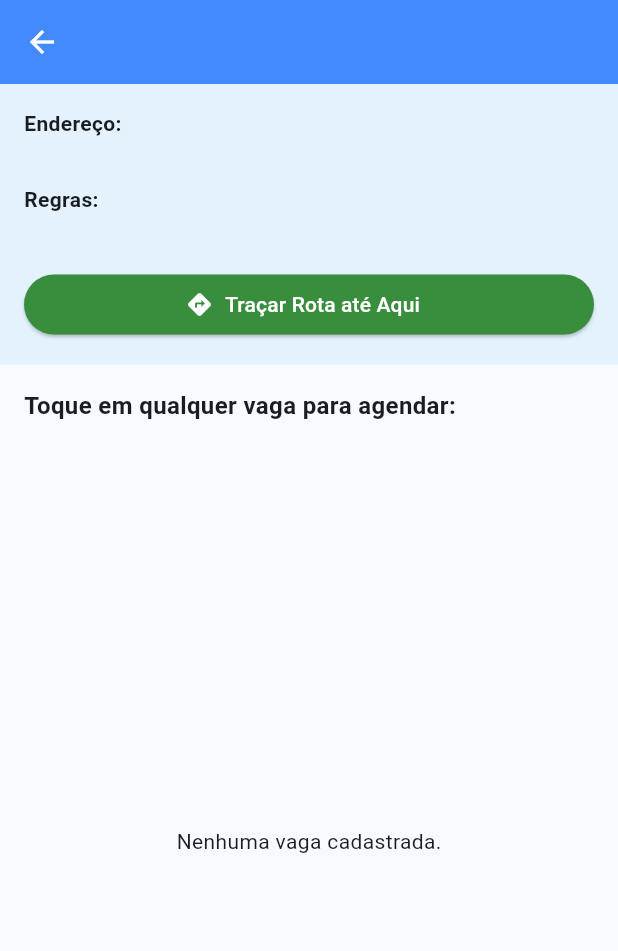
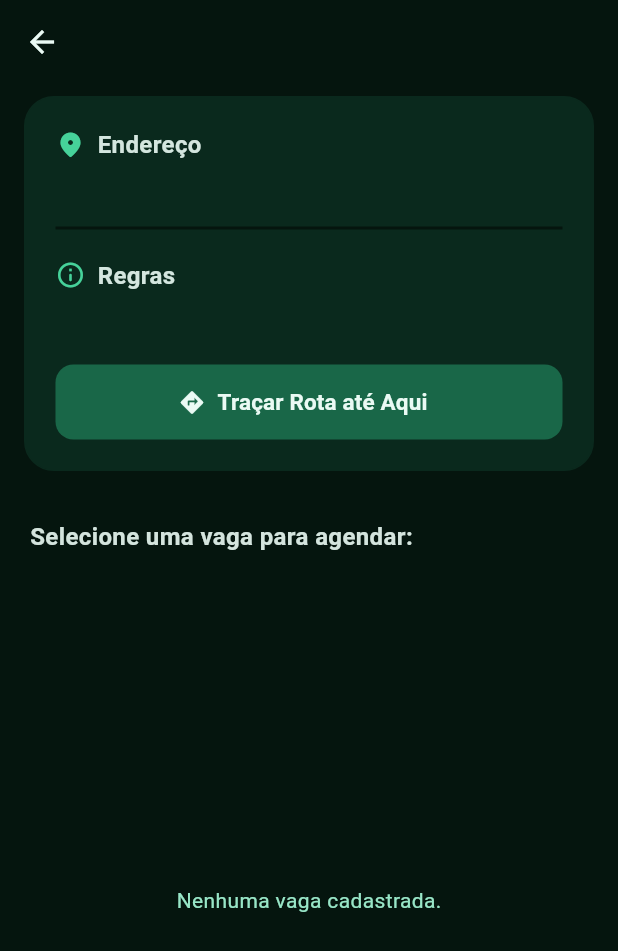
Before and after one commit to vicentegabriells/gestao_estacionamentos, a Flutter app: the ParkingDetailsScreen screen opened directly with empty values, on a phone screen of 412 x 824 dp. Shown: the top 951 px of the screen. Run offline on Flutter 3.47's test engine with Material 3 defaults, Android fonts, the phone set to English and light mode, and no system bars; our stand-ins replace cloud_firestore, firebase_auth, firebase_core, google_maps_flutter; accounts and stored records are empty.

Commit message:
atualizacao da tela dos estacionamentos

```diff
--- a/lib/parking_details_screen.dart
+++ b/lib/parking_details_screen.dart
@@ -2,6 +2,7 @@ import 'package:flutter/material.dart';
 import 'package:cloud_firestore/cloud_firestore.dart';
 import 'package:firebase_auth/firebase_auth.dart';
 import 'package:url_launcher/url_launcher.dart';
+import 'package:gestao_estacionamentos/constants/app_colors.dart';
 
 class ParkingDetailsScreen extends StatelessWidget {
   final String estacionamentoId;
@@ -76,7 +77,7 @@ class ParkingDetailsScreen extends StatelessWidget {
     );
 
     if (fimDesejado.isBefore(inicioDesejado)) {
-      ScaffoldMessenger.of(context).showSnackBar(const SnackBar(content: Text("A saída deve ser depois da entrada!"), backgroundColor: Colors.red));
+      ScaffoldMessenger.of(context).showSnackBar(const SnackBar(content: Text("A saída deve ser depois da entrada!"), backgroundColor: Colors.redAccent));
       return;
     }
 
@@ -110,17 +111,33 @@ class ParkingDetailsScreen extends StatelessWidget {
         return;
       }
 
-      String dataTexto = "${dataSelecionada.day}/${dataSelecionada.month}";
+      String dataTexto = "${dataSelecionada.day.toString().padLeft(2, '0')}/${dataSelecionada.month.toString().padLeft(2, '0')}";
       String horaTexto = "${horaEntrada.format(context)} - ${horaSaida.format(context)}";
 
       bool? confirmar = await showDialog<bool>(
         context: context,
         builder: (context) => AlertDialog(
-          title: Text("Reservar $nomeVaga?"),
-          content: Text("Agendamento para:\n📅 Dia: $dataTexto\n⏰ Horário: $horaTexto"),
+          backgroundColor: AppColors.surface,
+          shape: RoundedRectangleBorder(borderRadius: BorderRadius.circular(16)),
+          title: Text("Reservar $nomeVaga?", style: const TextStyle(color: AppColors.textLight, fontWeight: FontWeight.bold)),
+          content: Text(
+            "Agendamento para:\n📅 Dia: $dataTexto\n⏰ Horário: $horaTexto",
+            style: TextStyle(color: AppColors.textMuted, fontSize: 16, height: 1.5),
+          ),
           actions: [
-            TextButton(onPressed: () => Navigator.pop(context, false), child: const Text("Cancelar ❌")),
-            ElevatedButton(onPressed: () => Navigator.pop(context, true), child: const Text("Confirmar ✅")),
+            TextButton(
+              onPressed: () => Navigator.pop(context, false),
+              child: const Text("Cancelar", style: TextStyle(color: Colors.redAccent))
+            ),
+            ElevatedButton(
+              style: ElevatedButton.styleFrom(
+                backgroundColor: AppColors.primary,
+                foregroundColor: AppColors.background,
+                shape: RoundedRectangleBorder(borderRadius: BorderRadius.circular(8)),
+              ),
+              onPressed: () => Navigator.pop(context, true),
+              child: const Text("Confirmar ✅", style: TextStyle(fontWeight: FontWeight.bold)),
+            ),
           ],
         ),
       );
@@ -147,7 +164,6 @@ class ParkingDetailsScreen extends StatelessWidget {
       }
 
       await FirebaseFirestore.instance.collection('reservas').add({
-
         'usuarioId': userId,
         'estacionamentoId': estacionamentoId,
         'vagaId': vagaId,
@@ -155,23 +171,20 @@ class ParkingDetailsScreen extends StatelessWidget {
         'nomeVaga': nomeVaga,
         'dataHoraInicio': FieldValue.serverTimestamp(),
         'status': 'ativa',
-
         'timestampInicio': Timestamp.fromDate(inicioDesejado),
         'timestampFim': Timestamp.fromDate(fimDesejado),
-
-        'agendamentoData': "${dataSelecionada.day}/${dataSelecionada.month}/${dataSelecionada.year}",
-        'agendamentoEntrada': "${horaEntrada.hour}:${horaEntrada.minute.toString().padLeft(2, '0')}",
-        'agendamentoSaida': "${horaSaida.hour}:${horaSaida.minute.toString().padLeft(2, '0')}",
-
+        'agendamentoData': "${dataSelecionada.day.toString().padLeft(2, '0')}/${dataSelecionada.month.toString().padLeft(2, '0')}/${dataSelecionada.year}",
+        'agendamentoEntrada': "${horaEntrada.hour.toString().padLeft(2, '0')}:${horaEntrada.minute.toString().padLeft(2, '0')}",
+        'agendamentoSaida': "${horaSaida.hour.toString().padLeft(2, '0')}:${horaSaida.minute.toString().padLeft(2, '0')}",
       });
 
       if (context.mounted) {
-        ScaffoldMessenger.of(context).showSnackBar(const SnackBar(content: Text("Agendamento realizado!"), backgroundColor: Colors.green));
+        ScaffoldMessenger.of(context).showSnackBar(SnackBar(content: const Text("Agendamento realizado!", style: TextStyle(color: AppColors.background, fontWeight: FontWeight.bold)), backgroundColor: AppColors.primary));
       }
 
     } catch (e) {
       if (context.mounted) {
-        ScaffoldMessenger.of(context).showSnackBar(SnackBar(content: Text("Erro: $e"), backgroundColor: Colors.red));
+        ScaffoldMessenger.of(context).showSnackBar(SnackBar(content: Text("Erro: $e"), backgroundColor: Colors.redAccent));
       }
     }
   }
@@ -179,40 +192,74 @@ class ParkingDetailsScreen extends StatelessWidget {
   @override
   Widget build(BuildContext context) {
     return Scaffold(
+      backgroundColor: AppColors.background,
       appBar: AppBar(
-        title: Text(dadosEstacionamento['nome'] ?? 'Detalhes'),
-        backgroundColor: Colors.blueAccent,
-        foregroundColor: Colors.white,
+        title: Text(dadosEstacionamento['nome'] ?? 'Detalhes', style: const TextStyle(fontWeight: FontWeight.bold)),
+        backgroundColor: AppColors.background,
+        foregroundColor: AppColors.textLight,
+        elevation: 0,
+        centerTitle: true,
       ),
       body: Column(
         crossAxisAlignment: CrossAxisAlignment.start,
         children: [
-
           Container(
-            padding: const EdgeInsets.all(16),
-            color: Colors.blue[50],
+            margin: const EdgeInsets.fromLTRB(16, 8, 16, 24),
+            padding: const EdgeInsets.all(20),
+            decoration: BoxDecoration(
+              color: AppColors.surface,
+              borderRadius: BorderRadius.circular(20),
+              border: Border.all(color: AppColors.surface, width: 1),
+            ),
             width: double.infinity,
             child: Column(
               crossAxisAlignment: CrossAxisAlignment.start,
               children: [
-                const Text("Endereço:", style: TextStyle(fontWeight: FontWeight.bold)),
-                Text(dadosEstacionamento['endereco'] ?? 'Sem endereço'),
-                const SizedBox(height: 10),
-                const Text("Regras:", style: TextStyle(fontWeight: FontWeight.bold)),
-                Text(dadosEstacionamento['regras'] ?? 'Sem regras cadastradas'),
+                Row(
+                  children: [
+                    const Icon(Icons.location_on_rounded, color: AppColors.primary, size: 20),
+                    const SizedBox(width: 8),
+                    Text("Endereço", style: TextStyle(fontWeight: FontWeight.bold, color: AppColors.textLight.withOpacity(0.9), fontSize: 16)),
+                  ],
+                ),
+                const SizedBox(height: 4),
+                Padding(
+                  padding: const EdgeInsets.only(left: 28.0),
+                  child: Text(dadosEstacionamento['endereco'] ?? 'Sem endereço', style: TextStyle(color: AppColors.textMuted, fontSize: 14, height: 1.4)),
+                ),
 
-                const SizedBox(height: 15),
+                const Padding(
+                  padding: EdgeInsets.symmetric(vertical: 12.0),
+                  child: Divider(color: AppColors.background, thickness: 2),
+                ),
 
+                Row(
+                  children: [
+                    const Icon(Icons.info_outline_rounded, color: AppColors.primary, size: 20),
+                    const SizedBox(width: 8),
+                    Text("Regras", style: TextStyle(fontWeight: FontWeight.bold, color: AppColors.textLight.withOpacity(0.9), fontSize: 16)),
+                  ],
+                ),
+                const SizedBox(height: 4),
+                Padding(
+                  padding: const EdgeInsets.only(left: 28.0),
+                  child: Text(dadosEstacionamento['regras'] ?? 'Sem regras cadastradas', style: TextStyle(color: AppColors.textMuted, fontSize: 14, height: 1.4)),
+                ),
+
+                const SizedBox(height: 24),
 
                 SizedBox(
                   width: double.infinity,
+                  height: 50,
                   child: ElevatedButton.icon(
                     onPressed: () => _abrirMapa(context),
-                    icon: const Icon(Icons.directions, color: Colors.white),
-                    label: const Text("Traçar Rota até Aqui"),
+                    icon: const Icon(Icons.directions_rounded),
+                    label: const Text("Traçar Rota até Aqui", style: TextStyle(fontSize: 15, fontWeight: FontWeight.bold)),
                     style: ElevatedButton.styleFrom(
-                      backgroundColor: Colors.green[700],
-                      foregroundColor: Colors.white,
+                      backgroundColor: AppColors.primaryDarkest,
+                      foregroundColor: AppColors.textLight,
+                      shape: RoundedRectangleBorder(borderRadius: BorderRadius.circular(12)),
+                      elevation: 0,
                     ),
                   ),
                 ),
@@ -220,14 +267,14 @@ class ParkingDetailsScreen extends StatelessWidget {
             ),
           ),
 
-          const Padding(
-            padding: EdgeInsets.all(16.0),
+          Padding(
+            padding: const EdgeInsets.symmetric(horizontal: 20.0, vertical: 8.0),
             child: Text(
-              "Toque em qualquer vaga para agendar:",
-              style: TextStyle(fontSize: 16, fontWeight: FontWeight.bold),
+              "Selecione uma vaga para agendar:",
+              style: TextStyle(fontSize: 16, fontWeight: FontWeight.bold, color: AppColors.textLight.withOpacity(0.9)),
             ),
           ),
-          Expanded(
+          Expanded( //lista de vagas
             child: StreamBuilder<QuerySnapshot>(
               stream: FirebaseFirestore.instance
                   .collection('estacionamentos')
@@ -235,17 +282,18 @@ class ParkingDetailsScreen extends StatelessWidget {
                   .collection('vagas')
                   .snapshots(),
               builder: (context, snapshot) {
-                if (snapshot.hasError) return const Center(child: Text('Erro ao carregar.'));
+                if (snapshot.hasError) return Center(child: Text('Erro ao carregar.', style: TextStyle(color: Colors.redAccent.withOpacity(0.8))));
                 if (snapshot.connectionState == ConnectionState.waiting) {
-                  return const Center(child: CircularProgressIndicator());
+                  return const Center(child: CircularProgressIndicator(color: AppColors.primary));
                 }
                 if (!snapshot.hasData || snapshot.data!.docs.isEmpty) {
-                  return const Center(child: Text('Nenhuma vaga cadastrada.'));
+                  return Center(child: Text('Nenhuma vaga cadastrada.', style: TextStyle(color: AppColors.textMuted)));
                 }
 
                 var vagas = snapshot.data!.docs;
 
                 return ListView.builder(
+                  padding: const EdgeInsets.only(bottom: 24),
                   itemCount: vagas.length,
                   itemBuilder: (context, index) {
                     var vaga = vagas[index];
@@ -254,38 +302,59 @@ class ParkingDetailsScreen extends StatelessWidget {
                     String nomeVaga = dadosVaga['identificador'] ?? 'Vaga ${index + 1}';
                     String tipo = dadosVaga['tipo'] ?? 'carro';
 
-                    Color corStatus = Colors.grey;
-                    IconData icone = tipo == 'moto' ? Icons.motorcycle : Icons.directions_car;
+                    Color corStatus = AppColors.textMuted;
+                    IconData icone = tipo == 'moto' ? Icons.motorcycle_rounded : Icons.directions_car_rounded;
 
                     if (status == 'livre') {
-                      corStatus = Colors.green;
+                      corStatus = AppColors.primary;
                     } else if (status == 'ocupada') {
-                      corStatus = Colors.red;
+                      corStatus = Colors.redAccent;
                     } else if (status == 'reservada') {
-                      corStatus = Colors.orange;
+                      corStatus = Colors.orangeAccent;
                     }
 
                     String? reservadaPor = dadosVaga['reservadaPor'];
                     String meuId = FirebaseAuth.instance.currentUser?.uid ?? '';
                     bool isMinhaReserva = (status == 'reservada' && reservadaPor == meuId);
 
-                    return Card(
-                      margin: const EdgeInsets.symmetric(horizontal: 16, vertical: 4),
+                    return Container(
+                      margin: const EdgeInsets.symmetric(horizontal: 16, vertical: 6),
+                      decoration: BoxDecoration(
+                        color: AppColors.surface,
+                        borderRadius: BorderRadius.circular(16),
+                        border: Border.all(
+                          color: isMinhaReserva ? AppColors.primary.withOpacity(0.5) : Colors.transparent,
+                          width: 1
+                        )
+                      ),
                       child: ListTile(
-                        leading: Icon(icone, color: corStatus, size: 30),
-                        title: Text(nomeVaga, style: const TextStyle(fontWeight: FontWeight.bold)),
-                        subtitle: Text(isMinhaReserva ? "RESERVADA POR VOCÊ" : "Status: ${status.toUpperCase()}"),
+                        contentPadding: const EdgeInsets.symmetric(horizontal: 20, vertical: 4),
+                        leading: Container(
+                          padding: const EdgeInsets.all(10),
+                          decoration: BoxDecoration(
+                            color: corStatus.withOpacity(0.15),
+                            shape: BoxShape.circle,
+                          ),
+                          child: Icon(icone, color: corStatus, size: 24),
+                        ),
+                        title: Text(nomeVaga, style: const TextStyle(fontWeight: FontWeight.bold, color: AppColors.textLight, fontSize: 16)),
+                        subtitle: Padding(
+                          padding: const EdgeInsets.only(top: 4.0),
+                          child: Text(
+                            isMinhaReserva ? "RESERVADA POR VOCÊ" : "Status: ${status.toUpperCase()}",
+                            style: TextStyle(color: corStatus.withOpacity(0.8), fontSize: 12, fontWeight: FontWeight.w600),
+                          ),
+                        ),
                         trailing: Icon(
-                          status == 'livre' ? Icons.touch_app : Icons.edit_calendar,
-                          color: Colors.blue
+                          status == 'livre' ? Icons.touch_app_rounded : Icons.edit_calendar_rounded,
+                          color: AppColors.textMuted.withOpacity(0.5),
                         ),
                         onTap: () {
                           if (isMinhaReserva) {
                              ScaffoldMessenger.of(context).showSnackBar(
-                               const SnackBar(content: Text("Você já tem essa vaga reservada agora!"))
+                               const SnackBar(content: Text("Você já tem essa vaga reservada agora!"), backgroundColor: AppColors.primaryDark)
                              );
                           } else {
-
                             _confirmarReserva(context, vaga.id, nomeVaga, status);
                           }
                         },
```
